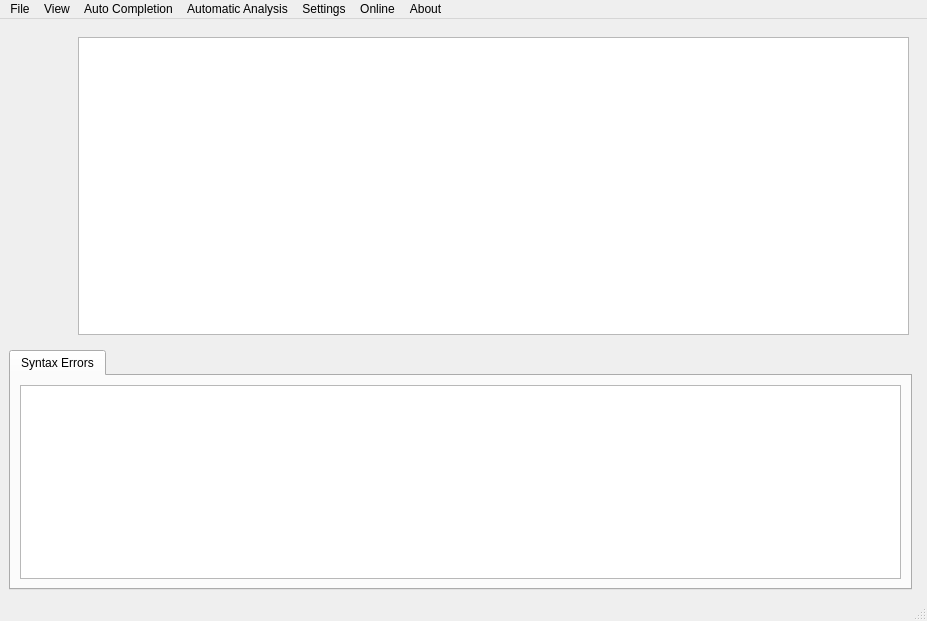
Old version of the form src/app/mainwindow.ui in the repository tdauth/vjasside.
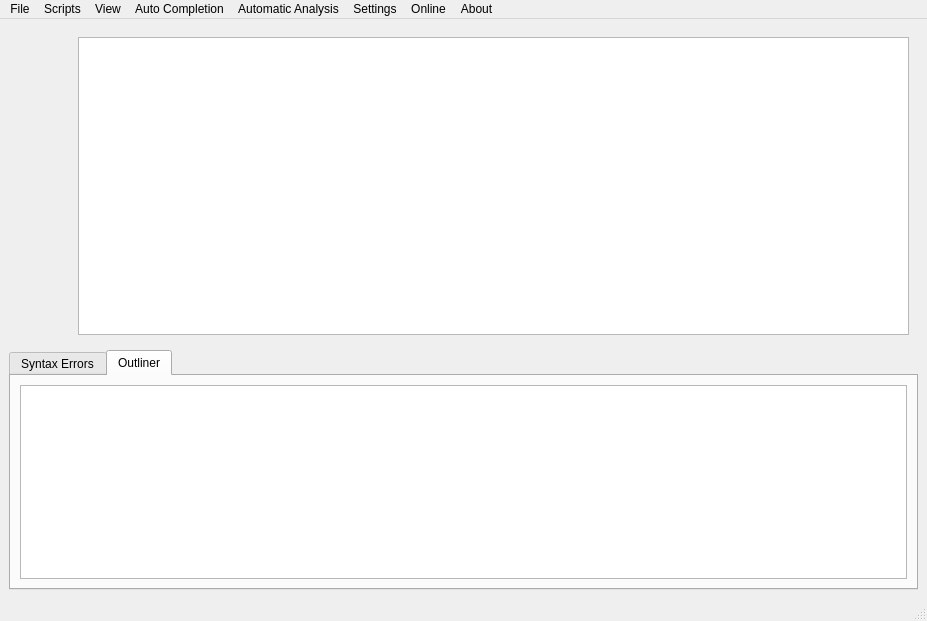
New version of the form. Custom widgets are drawn as their Qt base class.

Commit message: Add scripts menu, add initial Outliner widget

Patch:
```diff
--- a/src/app/mainwindow.ui
+++ b/src/app/mainwindow.ui
@@ -14,31 +14,8 @@
    <string>Baradé's vJass IDE</string>
   </property>
   <widget class="QWidget" name="centralwidget">
-   <layout class="QGridLayout" name="gridLayout_2">
-    <item row="1" column="0">
-     <widget class="QTabWidget" name="tabWidget">
-      <property name="sizePolicy">
-       <sizepolicy hsizetype="Expanding" vsizetype="Minimum">
-        <horstretch>0</horstretch>
-        <verstretch>0</verstretch>
-       </sizepolicy>
-      </property>
-      <property name="currentIndex">
-       <number>0</number>
-      </property>
-      <widget class="QWidget" name="tab">
-       <attribute name="title">
-        <string>Syntax Errors</string>
-       </attribute>
-       <layout class="QGridLayout" name="gridLayout">
-        <item row="0" column="0">
-         <widget class="QListWidget" name="outputListWidget"/>
-        </item>
-       </layout>
-      </widget>
-     </widget>
-    </item>
-    <item row="0" column="0" colspan="2">
+   <layout class="QVBoxLayout" name="verticalLayout_2">
+    <item>
      <widget class="QWidget" name="widget" native="true">
       <property name="sizePolicy">
        <sizepolicy hsizetype="Expanding" vsizetype="Expanding">
@@ -77,6 +54,39 @@
       </layout>
      </widget>
     </item>
+    <item>
+     <widget class="QTabWidget" name="tabWidget">
+      <property name="sizePolicy">
+       <sizepolicy hsizetype="Expanding" vsizetype="Minimum">
+        <horstretch>0</horstretch>
+        <verstretch>0</verstretch>
+       </sizepolicy>
+      </property>
+      <property name="currentIndex">
+       <number>1</number>
+      </property>
+      <widget class="QWidget" name="tab">
+       <attribute name="title">
+        <string>Syntax Errors</string>
+       </attribute>
+       <layout class="QGridLayout" name="gridLayout">
+        <item row="0" column="0">
+         <widget class="QListWidget" name="outputListWidget"/>
+        </item>
+       </layout>
+      </widget>
+      <widget class="QWidget" name="outliner">
+       <attribute name="title">
+        <string>Outliner</string>
+       </attribute>
+       <layout class="QGridLayout" name="gridLayout_2">
+        <item row="0" column="0">
+         <widget class="QListWidget" name="outlinerListWidget"/>
+        </item>
+       </layout>
+      </widget>
+     </widget>
+    </item>
    </layout>
   </widget>
   <widget class="QMenuBar" name="menubar">
@@ -139,7 +149,16 @@
     <addaction name="actionJassHelper"/>
     <addaction name="actionpjass"/>
    </widget>
+   <widget class="QMenu" name="menuStandard_Scripts">
+    <property name="title">
+     <string>Scripts</string>
+    </property>
+    <addaction name="actionCommonj"/>
+    <addaction name="actionCommonAi"/>
+    <addaction name="actionBlizzardj"/>
+   </widget>
    <addaction name="menuFile"/>
+   <addaction name="menuStandard_Scripts"/>
    <addaction name="menuView"/>
    <addaction name="menuAuto_Completion"/>
    <addaction name="menuAutomaticAnalysis"/>
```
Left out of the diff: 18 changed lines with no effect on the pictures. The commit also changes 5 other files.
